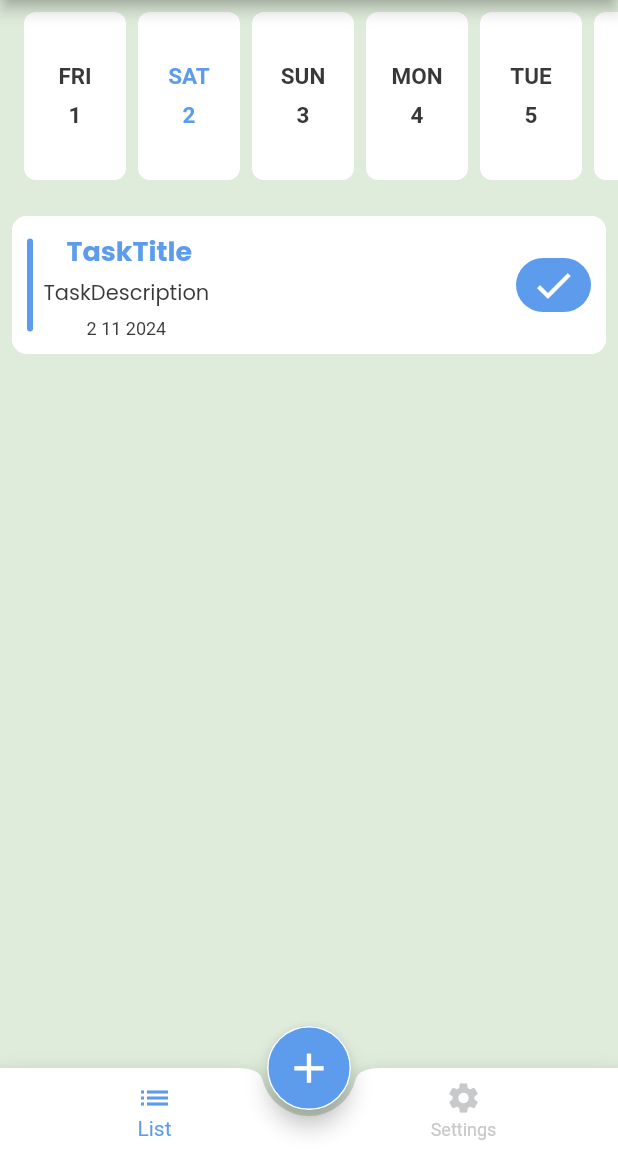
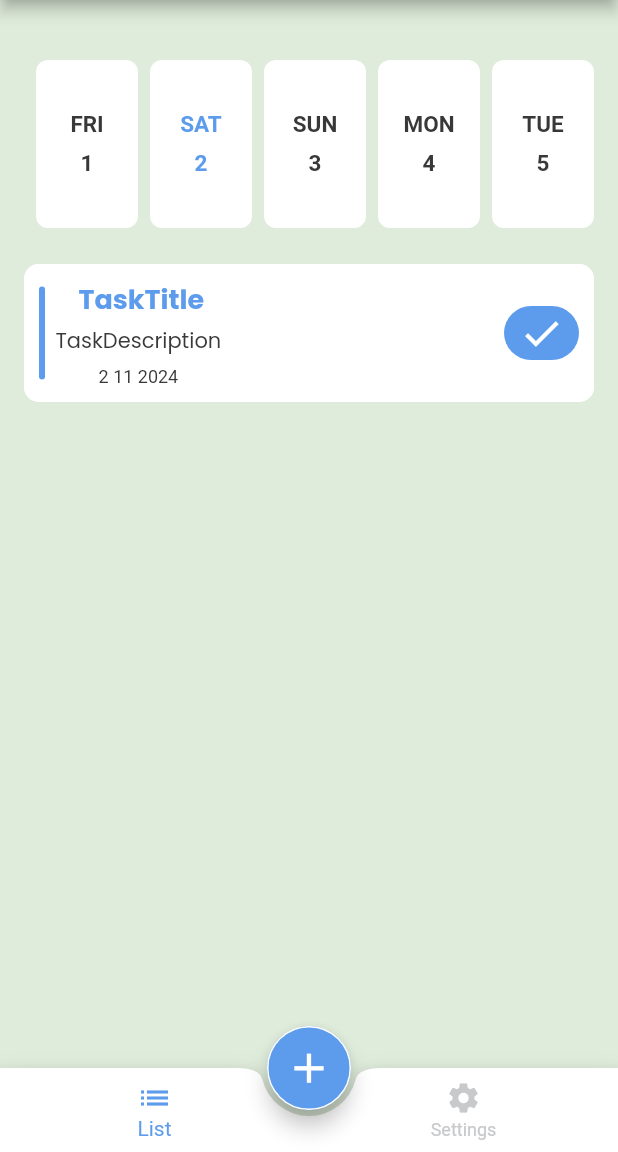
Before and after one commit to aya842/to_do_project, a Flutter app: the screen it shows after launch, on a phone screen of 412 x 824 dp, the part 84-1236 px from its top. Run offline on Flutter 3.47's test engine with Material 3 defaults, Android fonts, the phone set to English and light mode, and no system bars; drawn by our look-alikes of easy_date_timeline, flutter_slidable; our stand-ins replace google_fonts.

Commit message:
initalize app finished ui

```diff
--- a/lib/presention/screens/home/tabs/tasks_tap/taskes_tap.dart
+++ b/lib/presention/screens/home/tabs/tasks_tap/taskes_tap.dart
@@ -10,13 +10,16 @@ class TasksTap extends StatelessWidget {
 
   @override
   Widget build(BuildContext context) {
-    return  Column(
-      children: [
-        buildCalanderTimeLine(),
-        const SizedBox(height: 8),
+    return  Padding(
+      padding: const EdgeInsets.all(8.0),
+      child: Column(
+        children: [
+          buildCalanderTimeLine(),
+          const SizedBox(height: 8),
 
-        TaskItem(),
-      ],
+          TaskItem(),
+        ],
+      ),
     );
   }
   buildCalanderTimeLine()=>EasyDateTimeLine(
@@ -28,7 +31,7 @@ class TasksTap extends StatelessWidget {
     headerProps: const EasyHeaderProps(
       showSelectedDate: false,
       showMonthPicker: false,
-      showHeader: false,
+      showHeader: true,
       monthPickerType: MonthPickerType.dropDown, // to formateed the month
       dateFormatter: DateFormatter.fullDateDMY(),
     ),
@@ -56,7 +59,7 @@ class TasksTap extends StatelessWidget {
         dayStrStyle: TextStyle(color: ColorsManager.black,fontSize: 15,fontWeight: FontWeight.w700),
         decoration: BoxDecoration(
             borderRadius: BorderRadius.all(Radius.circular(8)),
-            // gradient: LinearGradient(
+             //gradient: LinearGradient(
             //   begin: Alignment.topCenter,
             //   end: Alignment.bottomCenter,
             //   colors: [
```
